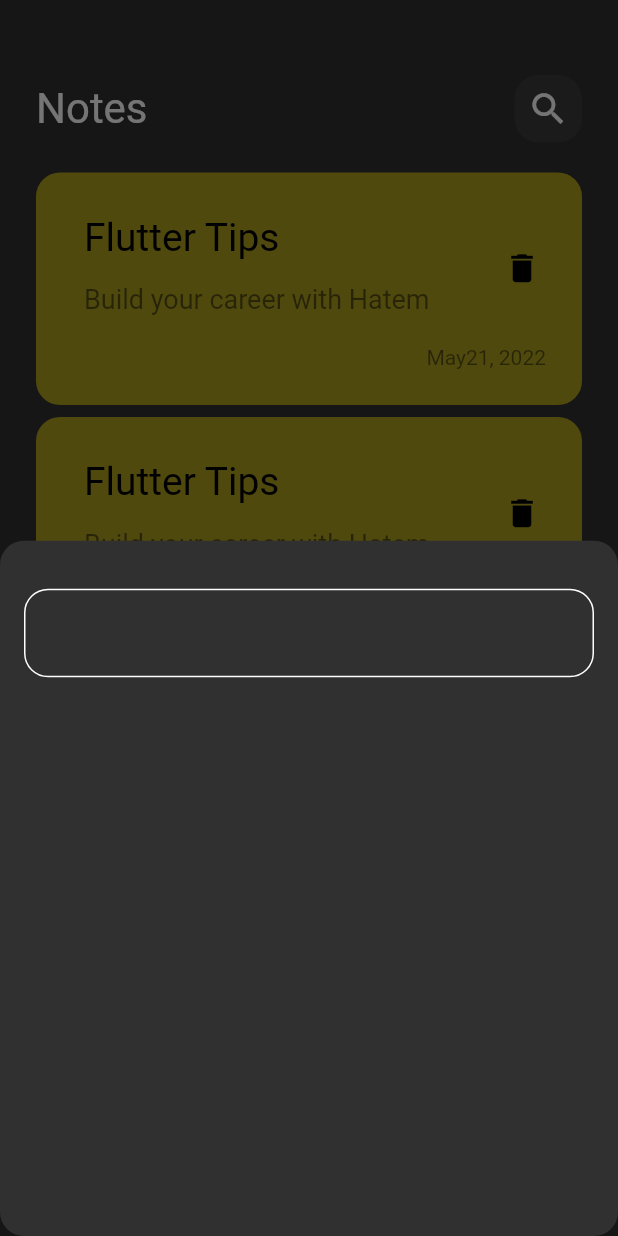
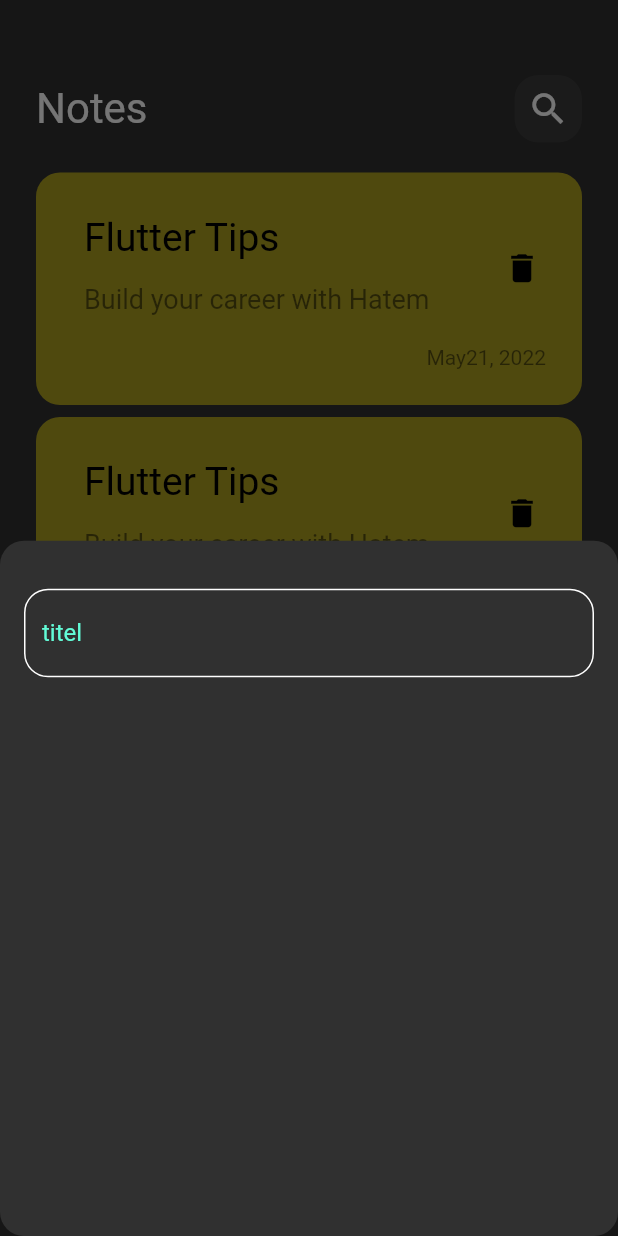
Before and after one commit to hatem156/Notes_app, a Flutter app: the screen it shows after launch, after a tap on the "add" icon, on a phone screen of 412 x 824 dp. Run offline on Flutter 3.47's test engine with Material 2 defaults, Android fonts, the phone set to English and light mode, and no system bars.

Commit message:
create custom text field

```diff
--- a/app_notes/lib/views/widgetes/custom_text_field.dart
+++ b/app_notes/lib/views/widgetes/custom_text_field.dart
@@ -9,6 +9,10 @@
     return TextField(
       cursorColor: kprimarycolor,
       decoration: InputDecoration(
+        hintText: 'titel',
+        hintStyle:const TextStyle(
+          color: kprimarycolor,
+        ),
         border: BuildBorder(),
         enabledBorder: BuildBorder(),
         focusedBorder: BuildBorder(kprimarycolor),
```
